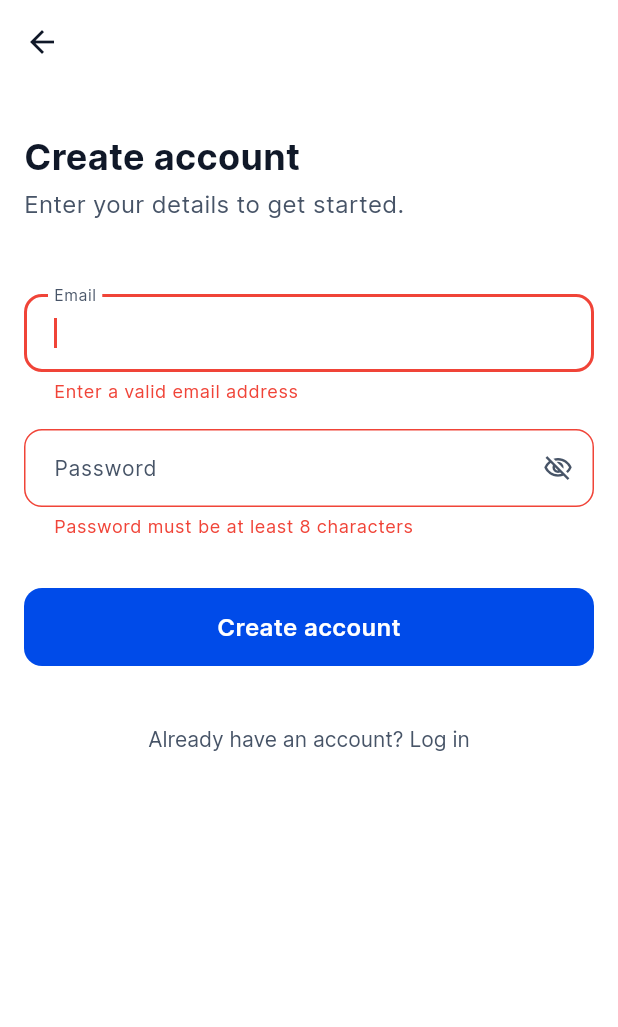
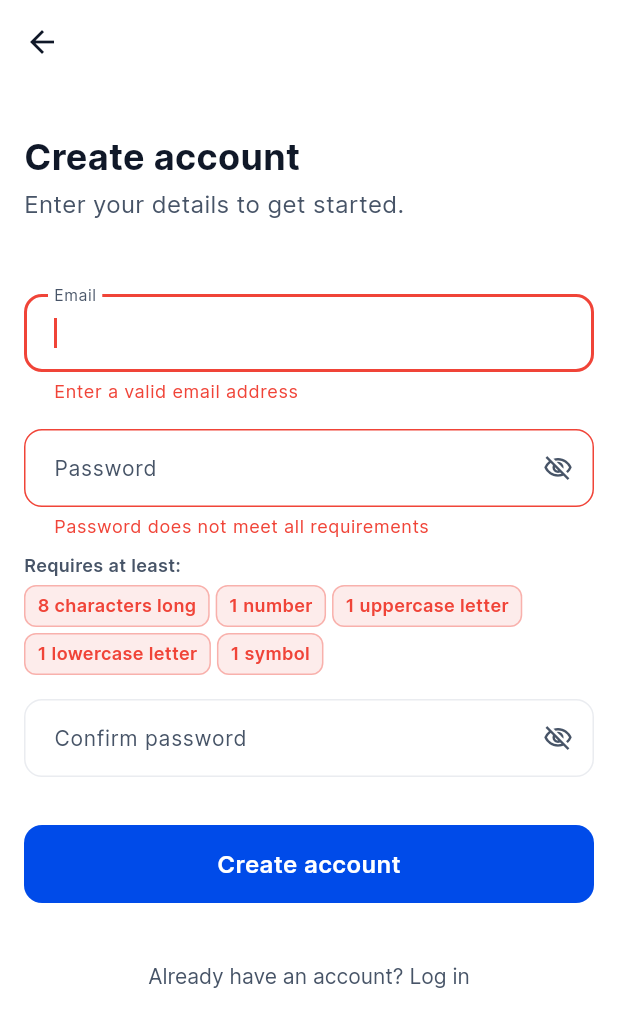
Before and after one commit to poiseAI/poise-app, a Flutter app: the screen it shows after launch, after a tap on "Get started", after a tap on "Create account", on a phone screen of 412 x 824 dp. Shown: the top 1027 px of the screen. Run offline on Flutter 3.47's test engine with Material 3 defaults, Android fonts, the phone set to English and light mode, and no system bars; drawn by our look-alikes of toastification; our stand-ins replace dio, fl_chart, flutter_animate, flutter_riverpod, flutter_secure_storage, freezed_annotation and 9 more; accounts and stored records are empty; generated files the repository leaves out were written again; network calls fail.

Commit message:
Fix auth flow

```diff
--- a/lib/app.dart
+++ b/lib/app.dart
@@ -1,5 +1,6 @@
 import 'package:flutter/material.dart';
 import 'package:flutter_riverpod/flutter_riverpod.dart';
+import 'package:toastification/toastification.dart';
 import 'core/router/app_router.dart';
 import 'core/theme/app_theme.dart';
 
@@ -10,13 +11,15 @@ class App extends ConsumerWidget {
   Widget build(BuildContext context, WidgetRef ref) {
     final router = ref.watch(appRouterProvider);
 
-    return MaterialApp.router(
+    return ToastificationWrapper(
+      child: MaterialApp.router(
         title: 'Poise AI',
         debugShowCheckedModeBanner: false,
         theme: AppTheme.light,
         darkTheme: AppTheme.dark,
         themeMode: ThemeMode.system,
         routerConfig: router,
+      ),
     );
   }
 }
--- a/lib/core/router/app_router.dart
+++ b/lib/core/router/app_router.dart
@@ -28,11 +28,14 @@ part 'app_router.g.dart';
 
 @Riverpod(keepAlive: true)
 GoRouter appRouter(Ref ref) {
-  ref.watch(authProvider); // triggers router rebuild on auth change
+  final refreshNotifier = _RouterRefreshNotifier();
+  ref.onDispose(refreshNotifier.dispose);
+  ref.listen(authProvider, (_, __) => refreshNotifier.notify());
 
   return GoRouter(
     initialLocation: Routes.welcome,
     debugLogDiagnostics: true,
+    refreshListenable: refreshNotifier,
     redirect: (context, state) => _redirect(ref, state),
     routes: [
       // ── Auth (no shell) ─────────────────────────────────────────
@@ -139,22 +142,35 @@ GoRouter appRouter(Ref ref) {
 
 String? _redirect(Ref ref, GoRouterState state) {
   final auth = ref.read(authProvider).valueOrNull;
+  if (auth == null) return null; // still loading
+
   final loc = state.matchedLocation;
-  final isAuthRoute = loc.startsWith('/auth');
-
-  if (auth == null) return null; // loading — no redirect
+  final onAuth = loc.startsWith('/auth');
+  final onOnboarding = loc.startsWith('/onboarding');
 
   return switch (auth) {
-    AuthUnauthenticated() when !isAuthRoute => Routes.welcome,
+    // Not logged in → must be on an auth route
+    AuthUnauthenticated() when !onAuth => Routes.welcome,
+
+    // Logged in but onboarding incomplete → must be on onboarding route
     AuthAuthenticated(:final hasActiveStrategy)
-        when !hasActiveStrategy =>
+        when !hasActiveStrategy && !onOnboarding =>
       Routes.riskAppetite,
-    AuthAuthenticated() when isAuthRoute => Routes.home,
+
+    // Logged in and onboarding done → leave auth/onboarding routes
+    AuthAuthenticated(:final hasActiveStrategy)
+        when hasActiveStrategy && (onAuth || onOnboarding) =>
+      Routes.home,
+
     _ => null,
   };
 }
 
 // ── Page transition helpers ──────────────────────────────────────────────────
+
+class _RouterRefreshNotifier extends ChangeNotifier {
+  void notify() => notifyListeners();
+}
 
 CustomTransitionPage<void> _fadeTransition(
   GoRouterState state,
--- a/lib/core/router/routes.dart
+++ b/lib/core/router/routes.dart
@@ -3,7 +3,7 @@ abstract final class Routes {
   static const welcome = '/auth/welcome';
   static const login = '/auth/login';
   static const register = '/auth/register';
-  static const riskAppetite = '/auth/risk-appetite';
+  static const riskAppetite = '/onboarding/risk-appetite';
   static const forgotPassword = '/auth/forgot-password';
   static const resetPassword = '/auth/reset-password';
 
--- a/lib/features/auth/screens/forgot_password_screen.dart
+++ b/lib/features/auth/screens/forgot_password_screen.dart
@@ -44,9 +44,8 @@ class _ForgotPasswordScreenState extends ConsumerState<ForgotPasswordScreen> {
     if (!_validate()) return;
     setState(() => _buttonState = PButtonState.loading);
 
-    final result = await ref
-        .read(authApiProvider)
-        .forgotPassword(_emailCtrl.text.trim());
+    final result =
+        await ref.read(authApiProvider).forgotPassword(_emailCtrl.text.trim());
 
     if (!mounted) return;
 
--- a/lib/features/auth/screens/register_screen.dart
+++ b/lib/features/auth/screens/register_screen.dart
@@ -9,6 +9,7 @@ import '../../../core/widgets/buttons/p_primary_button.dart';
 import '../../../core/widgets/feedback/p_toast.dart';
 import '../../../core/widgets/inputs/p_text_field.dart';
 import '../providers/auth_provider.dart';
+import '../widgets/password_requirements.dart';
 
 class RegisterScreen extends ConsumerStatefulWidget {
   const RegisterScreen({super.key});
@@ -20,21 +21,27 @@ class RegisterScreen extends ConsumerStatefulWidget {
 class _RegisterScreenState extends ConsumerState<RegisterScreen> {
   final _emailCtrl = TextEditingController();
   final _passwordCtrl = TextEditingController();
+  final _confirmCtrl = TextEditingController();
   final _emailFocus = FocusNode();
   final _passwordFocus = FocusNode();
+  final _confirmFocus = FocusNode();
 
   PButtonState _buttonState = PButtonState.idle;
   PFieldState _emailState = PFieldState.idle;
   PFieldState _passwordState = PFieldState.idle;
+  PFieldState _confirmState = PFieldState.idle;
   String? _emailError;
   String? _passwordError;
+  String? _confirmError;
 
   @override
   void dispose() {
     _emailCtrl.dispose();
     _passwordCtrl.dispose();
+    _confirmCtrl.dispose();
     _emailFocus.dispose();
     _passwordFocus.dispose();
+    _confirmFocus.dispose();
     super.dispose();
   }
 
@@ -48,10 +55,19 @@ class _RegisterScreenState extends ConsumerState<RegisterScreen> {
   }
 
   bool _validatePassword(String val) {
-    final ok = val.length >= 8;
+    final ok = PasswordRequirements.isValid(val);
     setState(() {
       _passwordState = ok ? PFieldState.valid : PFieldState.error;
-      _passwordError = ok ? null : 'Password must be at least 8 characters';
+      _passwordError = ok ? null : 'Password does not meet all requirements';
+    });
+    return ok;
+  }
+
+  bool _validateConfirm(String val) {
+    final ok = val == _passwordCtrl.text;
+    setState(() {
+      _confirmState = ok ? PFieldState.valid : PFieldState.error;
+      _confirmError = ok ? null : 'Passwords do not match';
     });
     return ok;
   }
@@ -59,7 +75,8 @@ class _RegisterScreenState extends ConsumerState<RegisterScreen> {
   Future<void> _submit() async {
     final emailOk = _validateEmail(_emailCtrl.text.trim());
     final passOk = _validatePassword(_passwordCtrl.text);
-    if (!emailOk || !passOk) return;
+    final confirmOk = _validateConfirm(_confirmCtrl.text);
+    if (!emailOk || !passOk || !confirmOk) return;
 
     setState(() => _buttonState = PButtonState.loading);
 
@@ -73,9 +90,7 @@ class _RegisterScreenState extends ConsumerState<RegisterScreen> {
     result.fold(
       onOk: (_) {
         setState(() => _buttonState = PButtonState.success);
-        Future.delayed(const Duration(milliseconds: 600), () {
-          if (mounted) context.go(Routes.home);
-        });
+        // Router redirect handles navigation once auth state emits
       },
       onErr: (e) {
         setState(() => _buttonState = PButtonState.error);
@@ -135,7 +150,31 @@ class _RegisterScreenState extends ConsumerState<RegisterScreen> {
                 fieldState: _passwordState,
                 errorText: _passwordError,
                 onChanged: (val) {
-                  if (_passwordState != PFieldState.idle) _validatePassword(val);
+                  setState(() {});
+                  if (_passwordState != PFieldState.idle) {
+                    _validatePassword(val);
+                  }
+                  if (_confirmState != PFieldState.idle) {
+                    _validateConfirm(_confirmCtrl.text);
+                  }
+                },
+                onEditingComplete: () => _confirmFocus.requestFocus(),
+              ),
+              const SizedBox(height: AppSpacing.sm),
+              PasswordRequirements(password: _passwordCtrl.text),
+              const SizedBox(height: AppSpacing.md),
+              PTextField(
+                controller: _confirmCtrl,
+                focusNode: _confirmFocus,
+                label: 'Confirm password',
+                obscureText: true,
+                textInputAction: TextInputAction.done,
+                fieldState: _confirmState,
+                errorText: _confirmError,
+                onChanged: (val) {
+                  if (_confirmState != PFieldState.idle) {
+                    _validateConfirm(val);
+                  }
                 },
                 onEditingComplete: _submit,
               ),
--- /dev/null
+++ b/lib/features/auth/widgets/password_requirements.dart
@@ -0,0 +1,93 @@
+import 'package:flutter/material.dart';
+import '../../../core/theme/app_colors.dart';
+import '../../../core/theme/app_spacing.dart';
+import '../../../core/theme/app_typography.dart';
+
+class PasswordRequirements extends StatelessWidget {
+  const PasswordRequirements({
+    super.key,
+    required this.password,
+  });
+
+  final String password;
+
+  bool get _hasMinLength => password.length >= 8;
+  bool get _hasNumber => RegExp(r'\d').hasMatch(password);
+  bool get _hasUppercase => RegExp(r'[A-Z]').hasMatch(password);
+  bool get _hasLowercase => RegExp(r'[a-z]').hasMatch(password);
+  bool get _hasSymbol => RegExp(r'[^A-Za-z0-9]').hasMatch(password);
+
+  static bool isValid(String password) {
+    return password.length >= 8 &&
+        RegExp(r'\d').hasMatch(password) &&
+        RegExp(r'[A-Z]').hasMatch(password) &&
+        RegExp(r'[a-z]').hasMatch(password) &&
+        RegExp(r'[^A-Za-z0-9]').hasMatch(password);
+  }
+
+  @override
+  Widget build(BuildContext context) {
+    final requirements = [
+      (label: '8 characters long', met: _hasMinLength),
+      (label: '1 number', met: _hasNumber),
+      (label: '1 uppercase letter', met: _hasUppercase),
+      (label: '1 lowercase letter', met: _hasLowercase),
+      (label: '1 symbol', met: _hasSymbol),
+    ];
+
+    return Column(
+      crossAxisAlignment: CrossAxisAlignment.start,
+      children: [
+        Text(
+          'Requires at least:',
+          style: AppTypography.bodySm.copyWith(
+            color: AppColors.textSecondary,
+            fontWeight: FontWeight.w600,
+          ),
+        ),
+        const SizedBox(height: AppSpacing.xs),
+        Wrap(
+          spacing: AppSpacing.xs,
+          runSpacing: AppSpacing.xs,
+          children: [
+            for (final req in requirements)
+              _RequirementChip(label: req.label, met: req.met),
+          ],
+        ),
+      ],
+    );
+  }
+}
+
+class _RequirementChip extends StatelessWidget {
+  const _RequirementChip({
+    required this.label,
+    required this.met,
+  });
+
+  final String label;
+  final bool met;
+
+  @override
+  Widget build(BuildContext context) {
+    final color = met ? AppColors.profitGreen : AppColors.lossRed;
+    final bg = met ? AppColors.profitGreenBg : AppColors.lossRedBg;
+
+    return AnimatedContainer(
+      duration: const Duration(milliseconds: 160),
+      padding: const EdgeInsets.symmetric(horizontal: 8, vertical: 4),
+      decoration: BoxDecoration(
+        color: bg,
+        border: Border.all(color: color.withValues(alpha: 0.35)),
+        borderRadius: BorderRadius.circular(8),
+      ),
+      child: Text(
+        label,
+        style: AppTypography.bodySm.copyWith(
+          color: color,
+          fontWeight: FontWeight.w600,
+        ),
+      ),
+    );
+  }
+}
--- a/pubspec.yaml
+++ b/pubspec.yaml
@@ -71,6 +71,7 @@ dependencies:
   logger: ^2.5.0
   package_info_plus: ^8.3.0
   google_fonts: ^8.1.0
+  qr_flutter: ^4.1.0
 
 dev_dependencies:
   flutter_test:
```
Also changed, not shown: lib/core/network/interceptors/error_interceptor.dart (+13 -8 lines), lib/core/websocket/ws_service.dart (+24 -7 lines), lib/core/widgets/feedback/p_toast.dart (+43 -28 lines), lib/core/widgets/ws_status_banner.dart (+10 -3 lines), lib/features/ai_chat/screens/ai_chat_screen.dart (+4 -6 lines), lib/features/auth/data/auth_api.dart (+21 -5 lines), lib/features/auth/providers/auth_provider.dart (+16 -7 lines), lib/features/auth/screens/reset_password_screen.dart (+14 -4 lines), lib/features/home/providers/home_provider.dart (+11 -1 lines), lib/features/onboarding/screens/set_risk_appetite_screen.dart (+3 -4 lines), lib/features/orders/providers/orders_provider.dart (+8 -1 lines), lib/features/profile/screens/profile_screen.dart (+38 -24 lines), pubspec.lock, 1 other file. Lines whose indentation alone changed are shown as unchanged.
